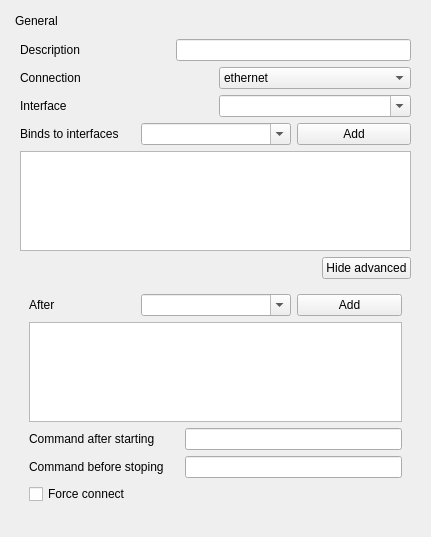
The window that sources/gui/src/generalwidget.ui (arcan1s/netctl-gui) describes before a commit, drawn with Qt 5.
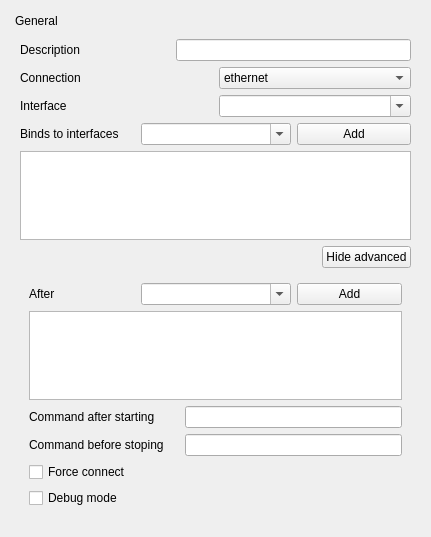
The same window after the commit.

The edit to the form file:
```diff
--- a/sources/gui/src/generalwidget.ui
+++ b/sources/gui/src/generalwidget.ui
@@ -333,6 +333,13 @@
             </property>
            </widget>
           </item>
+          <item>
+           <widget class="QCheckBox" name="checkBox_debug">
+            <property name="text">
+             <string>Debug mode</string>
+            </property>
+           </widget>
+          </item>
          </layout>
         </widget>
        </item>
```
